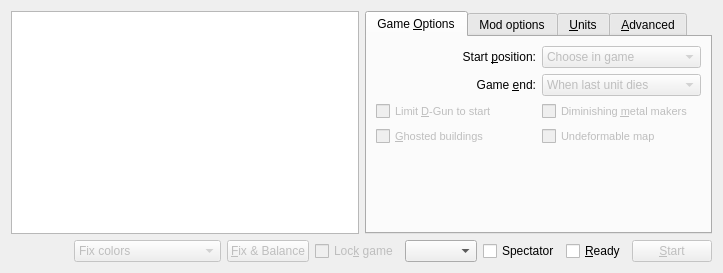
This is ui/battleWidget.ui in tizbac/qtlobby as Qt 5 draws it before an edit. The edited form follows.
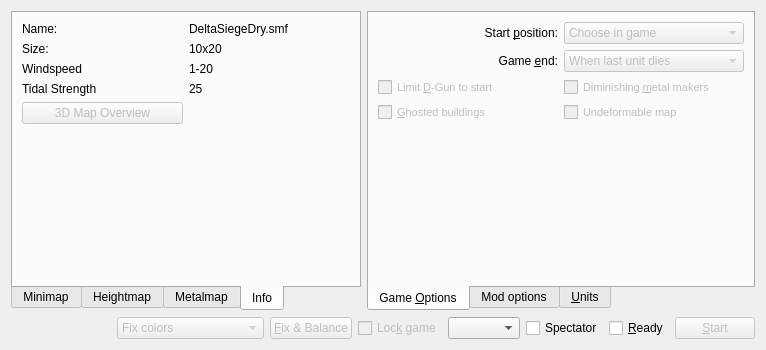
This is the edited form. Icons and pictures are not drawn. Custom widgets are drawn as their Qt base class.

What changed in the file:
```diff
--- a/ui/battleWidget.ui
+++ b/ui/battleWidget.ui
@@ -6,21 +6,171 @@
    <rect>
     <x>0</x>
     <y>0</y>
-    <width>723</width>
-    <height>273</height>
+    <width>766</width>
+    <height>350</height>
    </rect>
   </property>
+  <property name="minimumSize">
+   <size>
+    <width>0</width>
+    <height>350</height>
+   </size>
+  </property>
+  <property name="maximumSize">
+   <size>
+    <width>16777215</width>
+    <height>350</height>
+   </size>
+  </property>
   <property name="windowTitle">
    <string>Form</string>
   </property>
-  <layout class="QGridLayout">
+  <layout class="QGridLayout" name="gridLayout_3">
    <item row="0" column="0">
-    <layout class="QGridLayout">
-     <item row="0" column="0">
-      <widget class="QGraphicsView" name="mapGraphicsView"/>
+    <layout class="QHBoxLayout" name="horizontalLayout_2">
+     <item>
+      <widget class="QTabWidget" name="tabWidget">
+       <property name="maximumSize">
+        <size>
+         <width>350</width>
+         <height>16777215</height>
+        </size>
+       </property>
+       <property name="tabPosition">
+        <enum>QTabWidget::South</enum>
+       </property>
+       <property name="tabShape">
+        <enum>QTabWidget::Rounded</enum>
+       </property>
+       <property name="currentIndex">
+        <number>3</number>
+       </property>
+       <widget class="QWidget" name="tab_2">
+        <attribute name="title">
+         <string>Minimap</string>
+        </attribute>
+        <layout class="QGridLayout" name="gridLayout_2">
+         <item row="0" column="0">
+          <widget class="MapWidget" name="minimapWidget" native="true"/>
+         </item>
+        </layout>
+       </widget>
+       <widget class="QWidget" name="tab_3">
+        <attribute name="title">
+         <string>Heightmap</string>
+        </attribute>
+        <layout class="QGridLayout" name="gridLayout_4">
+         <item row="0" column="0">
+          <widget class="MapWidget" name="heightmapWidget" native="true"/>
+         </item>
+        </layout>
+       </widget>
+       <widget class="QWidget" name="tab_4">
+        <attribute name="title">
+         <string>Metalmap</string>
+        </attribute>
+        <layout class="QGridLayout" name="gridLayout_5">
+         <item row="0" column="0">
+          <widget class="MapWidget" name="metalmapWidget" native="true"/>
+         </item>
+        </layout>
+       </widget>
+       <widget class="QWidget" name="tab_5">
+        <attribute name="title">
+         <string>Info</string>
+        </attribute>
+        <layout class="QGridLayout" name="gridLayout_6">
+         <item row="0" column="0">
+          <widget class="QLabel" name="label">
+           <property name="text">
+            <string>Name:</string>
+           </property>
+          </widget>
+         </item>
+         <item row="0" column="1">
+          <widget class="QLabel" name="nameLabel">
+           <property name="text">
+            <string>DeltaSiegeDry.smf</string>
+           </property>
+          </widget>
+         </item>
+         <item row="1" column="0">
+          <widget class="QLabel" name="label_3">
+           <property name="text">
+            <string>Size:</string>
+           </property>
+          </widget>
+         </item>
+         <item row="1" column="1">
+          <widget class="QLabel" name="sizeLabel">
+           <property name="text">
+            <string>10x20</string>
+           </property>
+          </widget>
+         </item>
+         <item row="2" column="0">
+          <widget class="QLabel" name="label_5">
+           <property name="text">
+            <string>Windspeed</string>
+           </property>
+          </widget>
+         </item>
+         <item row="2" column="1">
+          <widget class="QLabel" name="windspeedLabel">
+           <property name="text">
+            <string>1-20</string>
+           </property>
+          </widget>
+         </item>
+         <item row="3" column="0">
+          <widget class="QLabel" name="label_7">
+           <property name="text">
+            <string>Tidal Strength</string>
+           </property>
+          </widget>
+         </item>
+         <item row="3" column="1">
+          <widget class="QLabel" name="tidalLabel">
+           <property name="text">
+            <string>25</string>
+           </property>
+          </widget>
+         </item>
+         <item row="5" column="0" colspan="2">
+          <spacer name="verticalSpacer">
+           <property name="orientation">
+            <enum>Qt::Vertical</enum>
+           </property>
+           <property name="sizeHint" stdset="0">
+            <size>
+             <width>325</width>
+             <height>112</height>
+            </size>
+           </property>
+          </spacer>
+         </item>
+         <item row="4" column="0">
+          <widget class="QPushButton" name="overviePushButton">
+           <property name="enabled">
+            <bool>false</bool>
+           </property>
+           <property name="text">
+            <string>3D Map Overview</string>
+           </property>
+          </widget>
+         </item>
+        </layout>
+       </widget>
+      </widget>
      </item>
-     <item row="0" column="1">
+     <item>
       <widget class="QTabWidget" name="optionTabs">
+       <property name="tabPosition">
+        <enum>QTabWidget::South</enum>
+       </property>
+       <property name="tabShape">
+        <enum>QTabWidget::Rounded</enum>
+       </property>
        <property name="currentIndex">
         <number>0</number>
        </property>
@@ -267,11 +417,6 @@
          </item>
         </layout>
        </widget>
-       <widget class="QWidget" name="advancedTab">
-        <attribute name="title">
-         <string>&amp;Advanced</string>
-        </attribute>
-       </widget>
       </widget>
      </item>
     </layout>
@@ -390,6 +535,14 @@
    </item>
   </layout>
  </widget>
+ <customwidgets>
+  <customwidget>
+   <class>MapWidget</class>
+   <extends>QWidget</extends>
+   <header>MapWidget.h</header>
+   <container>1</container>
+  </customwidget>
+ </customwidgets>
  <resources>
   <include location="../resources.qrc"/>
  </resources>
```
